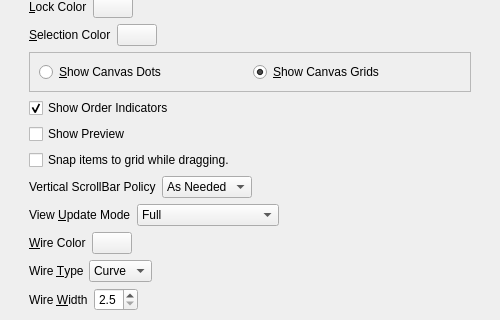
First picture: the form in UI/glitch-canvas-settings.ui, repository textbrowser/glitch, before the edit; both pictures show x 0 to 500 and y 205 to 525 of the 500 by 850 pixel window.
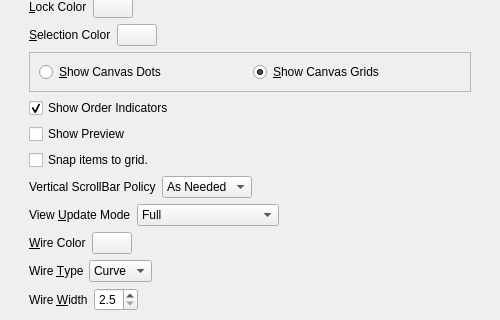
Second picture: the form after the edit. Icons and pictures are not drawn. Custom widgets are drawn as their Qt base class.

```diff
--- a/UI/glitch-canvas-settings.ui
+++ b/UI/glitch-canvas-settings.ui
@@ -395,7 +395,7 @@
               <string>&lt;html&gt;&lt;head/&gt;&lt;body&gt;&lt;p&gt;Show an interactive canvas preview. The preview is situated to the right of the canvas.&lt;/p&gt;&lt;/body&gt;&lt;/html&gt;</string>
              </property>
              <property name="text">
-              <string>Snap items to grid while dragging.</string>
+              <string>Snap items to grid.</string>
              </property>
             </widget>
            </item>
```
